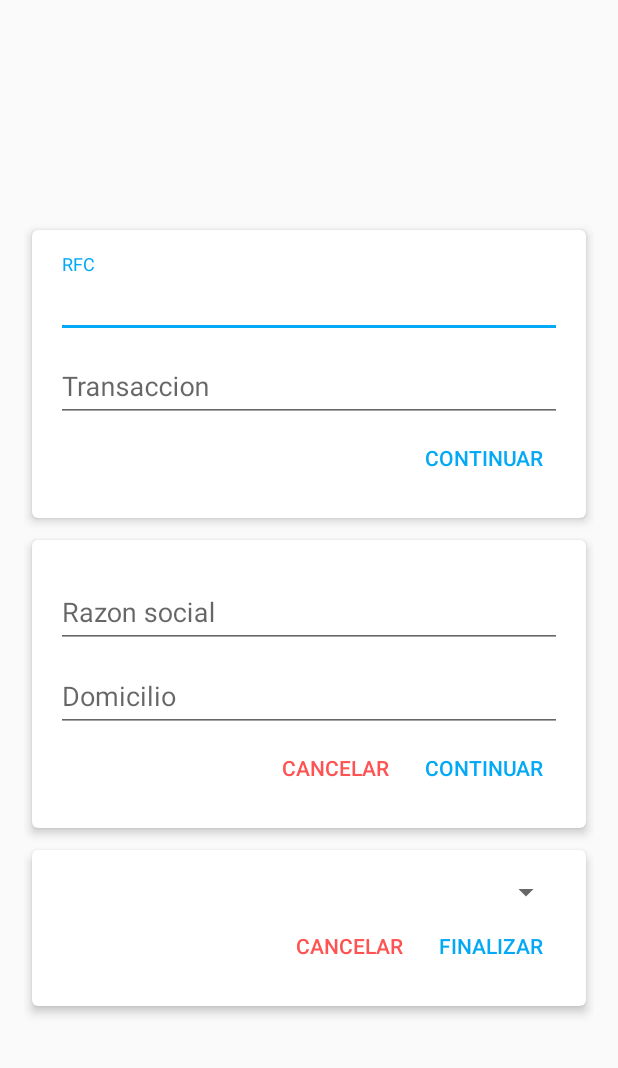
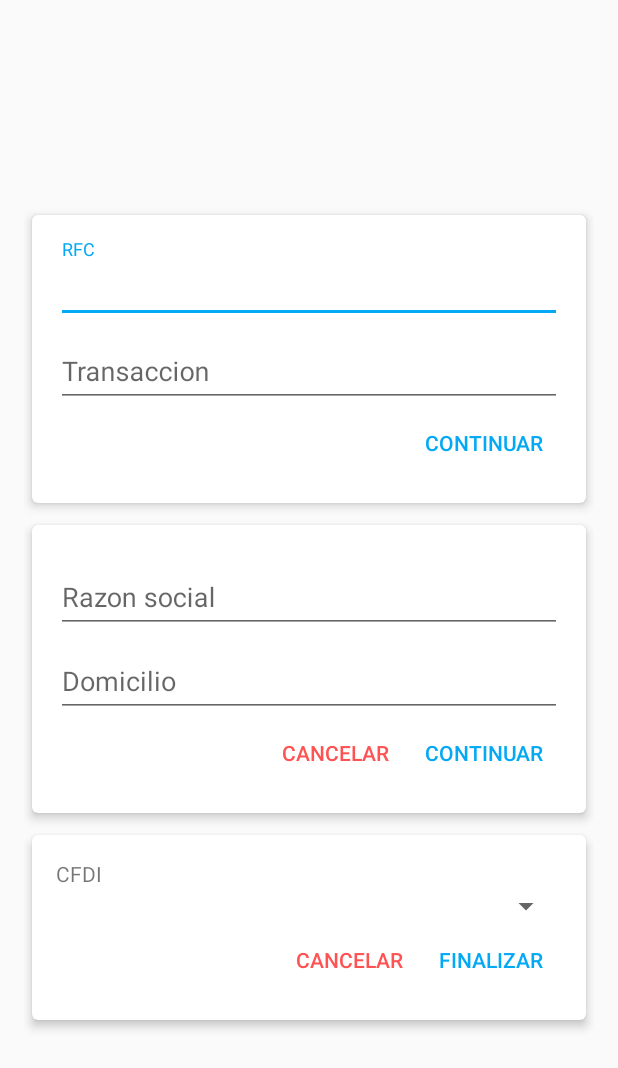
Before and after one commit to imhenoch/bd_stuff, an Android app: the layout bill_register.xml on its own in the app's theme, with its tools: preview values and no code run, on a phone screen of 412 x 824 dp. Shown: the top 1068 px of the screen. Run offline under Robolectric (Android 15) with nearby library versions, the phone set to English and light mode, and no system bars.

Commit message:
Improves the UI

```diff
--- a/factura_client/app/src/main/java/com/github/imhenoch/bills/ui/BillRegister.kt
+++ b/factura_client/app/src/main/java/com/github/imhenoch/bills/ui/BillRegister.kt
@@ -8,6 +8,7 @@ import android.widget.ArrayAdapter
 import android.widget.Toast
 import androidx.databinding.DataBindingUtil
 import androidx.fragment.app.Fragment
+import com.github.imhenoch.bills.BuildConfig
 import com.github.imhenoch.bills.R
 import com.github.imhenoch.bills.api.ApiService
 import com.github.imhenoch.bills.data.*
@@ -25,7 +26,7 @@ class BillRegister : Fragment() {
     private val LAST_STAGE = 3
     private val retrofit by lazy {
         Retrofit.Builder()
-            .baseUrl("http://192.168.1.71:5000")
+            .baseUrl("http://${BuildConfig.IP}:${BuildConfig.PORT}")
             .addConverterFactory(GsonConverterFactory.create())
             .build()
     }
--- a/factura_client/app/src/main/res/layout/bill_register.xml
+++ b/factura_client/app/src/main/res/layout/bill_register.xml
@@ -44,7 +44,8 @@
                         android:id="@+id/etRFC"
                         android:layout_width="match_parent"
                         android:layout_height="wrap_content"
-                        android:hint="RFC" />
+                        android:hint="@string/rfc"
+                        android:singleLine="true" />
                 </com.google.android.material.textfield.TextInputLayout>
 
                 <com.google.android.material.textfield.TextInputLayout
@@ -55,7 +56,8 @@
                         android:id="@+id/etTransaction"
                         android:layout_width="match_parent"
                         android:layout_height="wrap_content"
-                        android:hint="Transaccion" />
+                        android:hint="@string/transaction"
+                        android:inputType="number" />
                 </com.google.android.material.textfield.TextInputLayout>
 
                 <Button
@@ -64,7 +66,7 @@
                     android:layout_width="wrap_content"
                     android:layout_height="wrap_content"
                     android:layout_gravity="end"
-                    android:text="Continuar" />
+                    android:text="@string/next" />
 
             </LinearLayout>
 
@@ -93,7 +95,8 @@
                         android:id="@+id/etSocial"
                         android:layout_width="match_parent"
                         android:layout_height="wrap_content"
-                        android:hint="Razon social" />
+                        android:hint="@string/social"
+                        android:singleLine="true" />
                 </com.google.android.material.textfield.TextInputLayout>
 
                 <com.google.android.material.textfield.TextInputLayout
@@ -104,7 +107,8 @@
                         android:id="@+id/etAddress"
                         android:layout_width="match_parent"
                         android:layout_height="wrap_content"
-                        android:hint="Domicilio" />
+                        android:hint="@string/address"
+                        android:singleLine="true" />
                 </com.google.android.material.textfield.TextInputLayout>
 
                 <LinearLayout
@@ -118,7 +122,7 @@
                         android:layout_width="wrap_content"
                         android:layout_height="wrap_content"
                         android:layout_gravity="end"
-                        android:text="Cancelar"
+                        android:text="@string/cancel"
                         android:textColor="@color/colorError" />
 
                     <Button
@@ -127,7 +131,7 @@
                         android:layout_width="wrap_content"
                         android:layout_height="wrap_content"
                         android:layout_gravity="end"
-                        android:text="Continuar" />
+                        android:text="@string/next" />
 
                 </LinearLayout>
 
@@ -150,6 +154,11 @@
                 android:orientation="vertical"
                 android:padding="16dp">
 
+                <TextView
+                    android:layout_width="match_parent"
+                    android:layout_height="wrap_content"
+                    android:text="@string/cfdi" />
+
                 <androidx.appcompat.widget.AppCompatSpinner
                     android:id="@+id/spCfdi"
                     android:layout_width="match_parent"
@@ -166,7 +175,7 @@
                         android:layout_width="wrap_content"
                         android:layout_height="wrap_content"
                         android:layout_gravity="end"
-                        android:text="Cancelar"
+                        android:text="@string/cancel"
                         android:textColor="@color/colorError" />
 
                     <Button
@@ -175,7 +184,7 @@
                         android:layout_width="wrap_content"
                         android:layout_height="wrap_content"
                         android:layout_gravity="end"
-                        android:text="Finalizar" />
+                        android:text="@string/finish" />
 
                 </LinearLayout>
 
--- a/factura_client/app/src/main/res/values/strings.xml
+++ b/factura_client/app/src/main/res/values/strings.xml
@@ -1,3 +1,12 @@
 <resources>
     <string name="app_name">Bills</string>
+
+    <string name="rfc">RFC</string>
+    <string name="transaction">Transaccion</string>
+    <string name="social">Razon social</string>
+    <string name="address">Domicilio</string>
+    <string name="cfdi">CFDI</string>
+    <string name="next">Continuar</string>
+    <string name="cancel">Cancelar</string>
+    <string name="finish">Finalizar</string>
 </resources>
```
